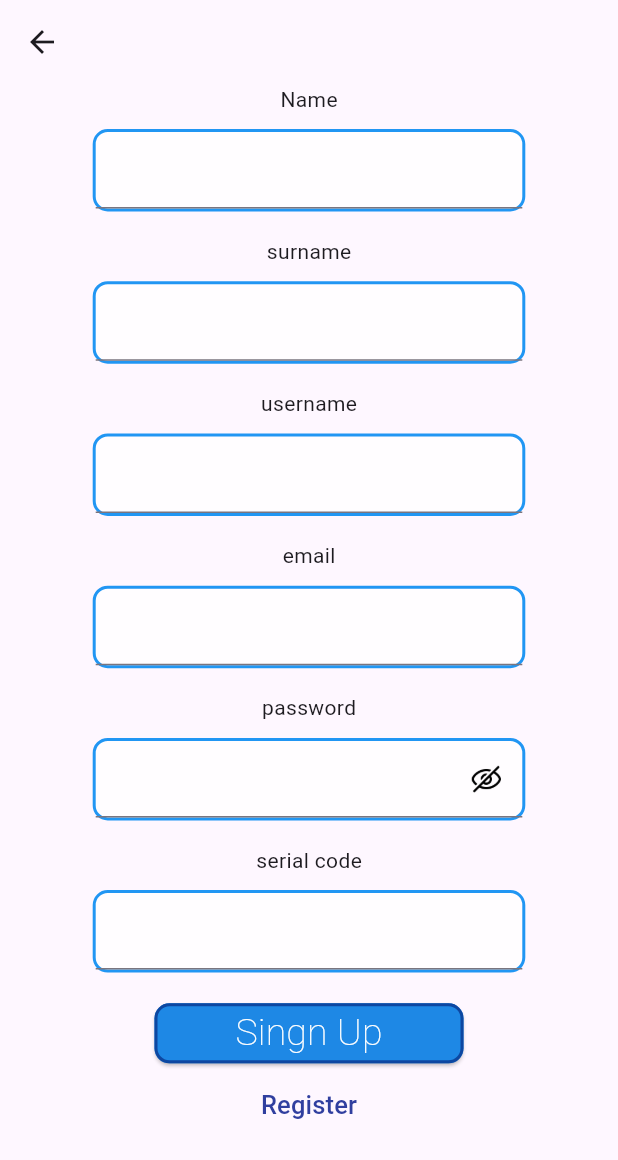
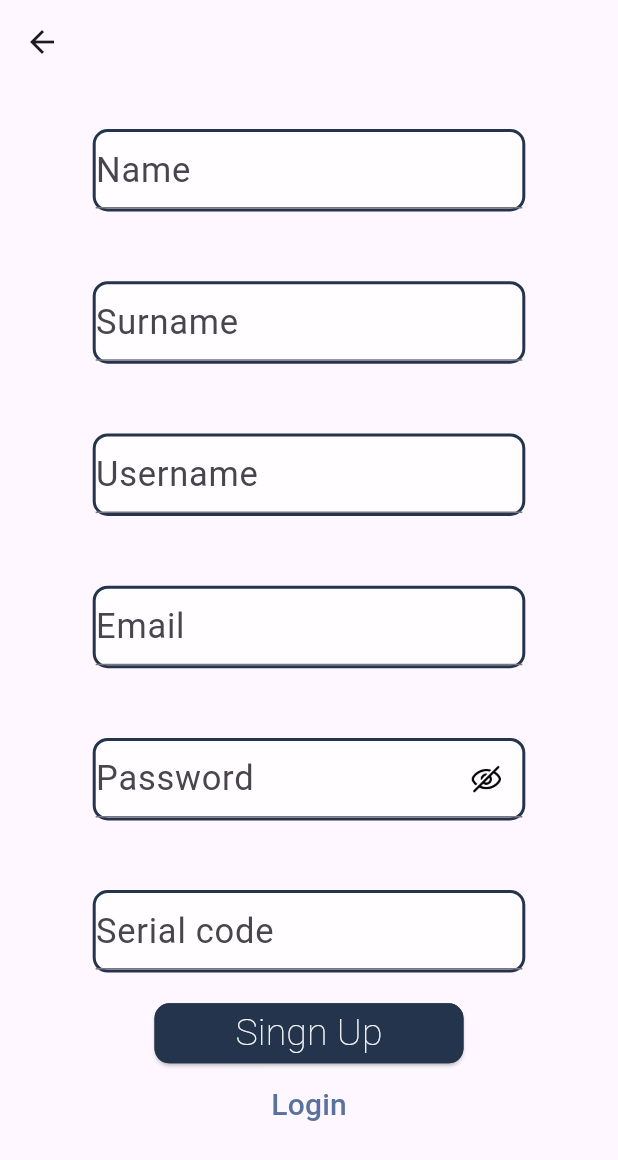
Before and after one commit to Vanehir/Selmi, a Flutter app: the RegisterMainScreen screen opened directly, on a phone screen of 412 x 824 dp. Shown: the top 1160 px of the screen. Run offline on Flutter 3.47's test engine with Material 3 defaults, Android fonts, the phone set to English and light mode, and no system bars; network calls fail.

Commit message:
modifica Register, modifica Document

```diff
--- a/lib/Screens/Register_main_screen.dart
+++ b/lib/Screens/Register_main_screen.dart
@@ -45,8 +45,7 @@ class _RegisterMainScreenState extends State<RegisterMainScreen> {
               Container(
                 child: Column(
                   children: [
-                    Text("Name"),
-                    SizedBox(height: 10),
+                    SizedBox(height: 30),
                     Container(
                       width: MediaQuery
                           .of(context)
@@ -56,7 +55,7 @@ class _RegisterMainScreenState extends State<RegisterMainScreen> {
                           color: Colors.white70,
                           shape: RoundedRectangleBorder(
                               side: BorderSide(width: 2,
-                                  color: Colors.blue,
+                                  color: Color(0xFF25344D),
                                   style: BorderStyle.solid),
                               borderRadius: BorderRadius.circular(10)
                           )
@@ -64,14 +63,16 @@ class _RegisterMainScreenState extends State<RegisterMainScreen> {
                       child: TextField(
                         controller: _nameInput,
                         style: TextStyle(
-                            color: Colors.blue.shade900,
-                            fontSize: 23
+                            color: Color(0xFF25344D),
+                            fontSize: 23,
+                        ),
+                        decoration: InputDecoration(
+                          hintText: "Name"
                         ),
                       ),
                     ), // name input
                     SizedBox(height: MediaQuery.of(context).size.height * 0.02,),
-                    Text("surname"),
-                    SizedBox(height: 10),
+                    SizedBox(height: 30),
                     Container(
                       width: MediaQuery
                           .of(context)
@@ -81,22 +82,24 @@ class _RegisterMainScreenState extends State<RegisterMainScreen> {
                           color: Colors.white70,
                           shape: RoundedRectangleBorder(
                               side: BorderSide(width: 2,
-                                  color: Colors.blue,
+                                  color: Color(0xFF25344D),
                                   style: BorderStyle.solid),
                               borderRadius: BorderRadius.circular(10)
                           )
                       ),
                       child: TextField(
-                        controller: _nameInput,
+                        controller: _surnameInput,
                         style: TextStyle(
-                            color: Colors.blue.shade900,
+                            color: Color(0xFF25344D),
                             fontSize: 23
+                        ),
+                        decoration: InputDecoration(
+                            hintText: "Surname"
                         ),
                       ),
                     ), // surname input
                     SizedBox(height: MediaQuery.of(context).size.height * 0.02,),
-                    Text("username"),
-                    SizedBox(height: 10),
+                    SizedBox(height: 30),
                     Container(
                       width: MediaQuery
                           .of(context)
@@ -106,22 +109,24 @@ class _RegisterMainScreenState extends State<RegisterMainScreen> {
                           color: Colors.white70,
                           shape: RoundedRectangleBorder(
                               side: BorderSide(width: 2,
-                                  color: Colors.blue,
+                                  color: Color(0xFF25344D),
                                   style: BorderStyle.solid),
                               borderRadius: BorderRadius.circular(10)
                           )
                       ),
                       child: TextField(
-                        controller: _nameInput,
+                        controller: _usernameInputR,
                         style: TextStyle(
-                            color: Colors.blue.shade900,
+                            color: Color(0xFF25344D),
                             fontSize: 23
+                        ),
+                        decoration: InputDecoration(
+                            hintText: "Username"
                         ),
                       ),
                     ), // username input
                     SizedBox(height: MediaQuery.of(context).size.height * 0.02,),
-                    Text("email"),
-                    SizedBox(height: 10),
+                    SizedBox(height: 30),
                     Container(
                       width: MediaQuery
                           .of(context)
@@ -131,22 +136,24 @@ class _RegisterMainScreenState extends State<RegisterMainScreen> {
                           color: Colors.white70,
                           shape: RoundedRectangleBorder(
                               side: BorderSide(width: 2,
-                                  color: Colors.blue,
+                                  color: Color(0xFF25344D),
                                   style: BorderStyle.solid),
                               borderRadius: BorderRadius.circular(10)
                           )
                       ),
                       child: TextField(
-                        controller: _nameInput,
+                        controller: _emailInput,
                         style: TextStyle(
-                            color: Colors.blue.shade900,
+                            color: Color(0xFF25344D),
                             fontSize: 23
+                        ),
+                        decoration: InputDecoration(
+                            hintText: "Email"
                         ),
                       ),
                     ), // email input
                     SizedBox(height: MediaQuery.of(context).size.height * 0.02,),
-                    Text("password"),
-                    SizedBox(height: 10),
+                    SizedBox(height: 30),
                     Container(
                       width: MediaQuery
                           .of(context)
@@ -156,7 +163,7 @@ class _RegisterMainScreenState extends State<RegisterMainScreen> {
                           color: Colors.white70,
                           shape: RoundedRectangleBorder(
                               side: BorderSide(width: 2,
-                                  color: Colors.blue,
+                                  color: Color(0xFF25344D),
                                   style: BorderStyle.solid),
                               borderRadius: BorderRadius.circular(10)
                           )
@@ -165,17 +172,17 @@ class _RegisterMainScreenState extends State<RegisterMainScreen> {
                         obscureText: _obscureText,
                         controller: _passwordInputR,
                         style: TextStyle(
-                            color: Colors.blue.shade900,
+                            color: Color(0xFF25344D),
                             fontSize: 23
                         ),
                         decoration: InputDecoration(
+                          hintText: "Password",
                           suffixIcon: IconButton(onPressed: _see, icon: _obscureText ? Image.asset('assets/images/eye_off_icon.png',width: 24,height: 24,) : Image.asset('assets/images/eye_on_icon.png',width: 24,height: 24,)),
                         ),
                       ),
                     ), // input password // password input
                     SizedBox(height: MediaQuery.of(context).size.height * 0.02,),
-                    Text("serial code"),
-                    SizedBox(height: 10),
+                    SizedBox(height: 30),
                     Container(
                       width: MediaQuery
                           .of(context)
@@ -185,16 +192,19 @@ class _RegisterMainScreenState extends State<RegisterMainScreen> {
                           color: Colors.white70,
                           shape: RoundedRectangleBorder(
                               side: BorderSide(width: 2,
-                                  color: Colors.blue,
+                                  color: Color(0xFF25344D),
                                   style: BorderStyle.solid),
                               borderRadius: BorderRadius.circular(10)
                           )
                       ),
                       child: TextField(
-                        controller: _nameInput,
+                        controller: _serialCodeInput,
                         style: TextStyle(
-                            color: Colors.blue.shade900,
+                            color: Color(0xFF25344D),
                             fontSize: 23
+                        ),
+                        decoration: InputDecoration(
+                            hintText: "Serial code"
                         ),
                       ),
                     ), // serial code input
@@ -208,24 +218,24 @@ class _RegisterMainScreenState extends State<RegisterMainScreen> {
                   color: Colors.transparent,
                   child: ElevatedButton(onPressed: _login,
                       style: ElevatedButton.styleFrom(
-                          backgroundColor: Colors.blue.shade600,
+                          backgroundColor: Color(0xFF25344D),
                           shape: RoundedRectangleBorder(
                               side: BorderSide(width: 2, style: BorderStyle
-                                  .solid, color: Colors.blue.shade900),
+                                  .solid, color: Color(0xFF25344D)),
                               borderRadius: BorderRadius.circular(10)
                           )
                       ),
                       child: Text("Singn Up", style: TextStyle(
                           fontSize: 25,
                           fontWeight: FontWeight.w200,
-                          color: Colors.white
+                          color: Color(0xFFF8F9FA),
                       ),)),
                 ),
               ), // button
-              TextButton(onPressed: (){}, child: Text("Register",
+              TextButton(onPressed: (){}, child: Text("Login",
                 style: TextStyle(
-                    color: Colors.indigo.shade700,
-                    fontSize: 17
+                    color: Color(0xFF59729D),
+                    fontSize: 20
                 ),)), // password dimanticata
             ],
           ),
--- a/lib/Screens/Search_main_screen.dart
+++ b/lib/Screens/Search_main_screen.dart
@@ -83,8 +83,8 @@ class _SearchMainScreen extends State<SearchMainScreen> {
                           fontSize: 20,
                         ),
                     )),
-                    Icon(Icons.search),
-                    Icon(Icons.qr_code_scanner),
+                    InkWell(onTap: (){}, child: Icon(Icons.search)),
+                    InkWell(onTap: (){}, child: Icon(Icons.qr_code_scanner)),
                   ],
                 ),
               ),
--- a/lib/widgets/customer_scaffold.dart
+++ b/lib/widgets/customer_scaffold.dart
@@ -2,6 +2,7 @@ import 'package:flutter/material.dart';
 import 'package:prove/Screens/Document_main_screen.dart';
 import 'package:prove/Screens/Product_main_screen.dart';
 import 'package:prove/Screens/Home_Screen.dart';
+import 'package:prove/Screens/Saved_main_screen.dart';
 import 'package:prove/Screens/Search_main_screen.dart';
 import 'package:prove/model/Richiesta_Model.dart';
 import 'package:prove/Screens/Settings_main_screen.dart';
@@ -183,7 +184,7 @@ class _CustomScaffoldState extends State<CustomScaffold> {
     ),// home page
     Center(child: SearchMainScreen()),
     Center(child: Text('Qr Page')),
-    Center(child: Text('Saved Page')),
+    Center(child: SavedMainScreen()),
     Center(child: SettingsMainScreen()),
   ];
 
```
Also changed, not shown: lib/Screens/Document_main_screen.dart (+6 -6 lines), lib/Screens/Product_main_screen.dart (+10 -4 lines), lib/Screens/Saved_main_screen.dart (+24 -36 lines).
